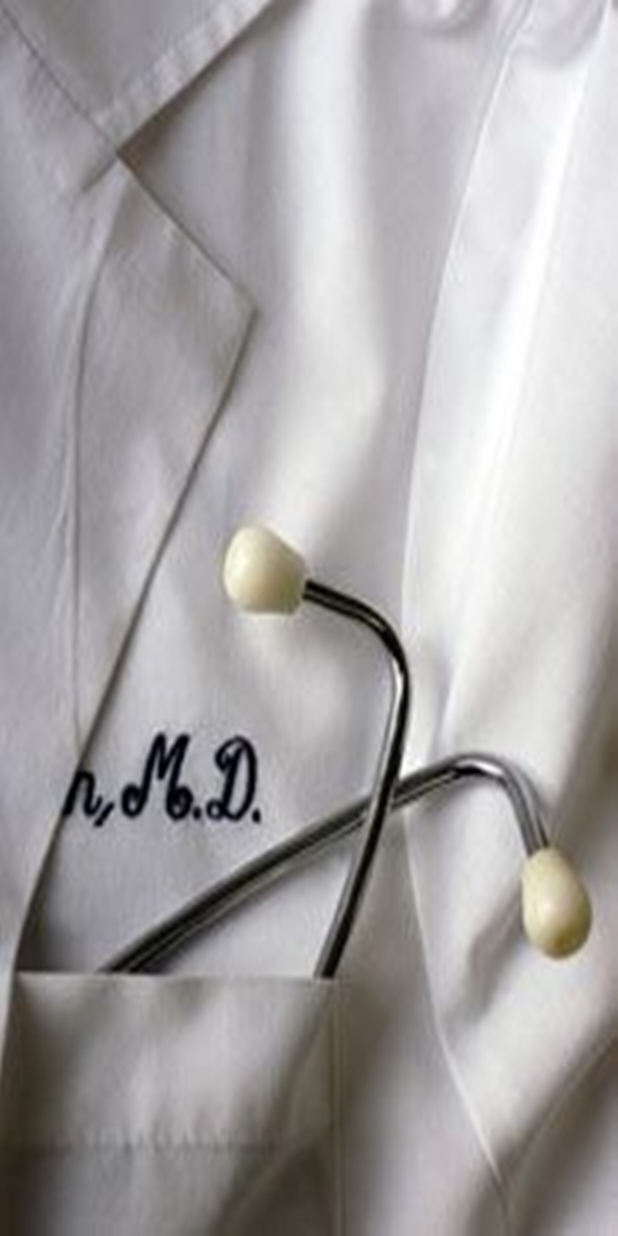
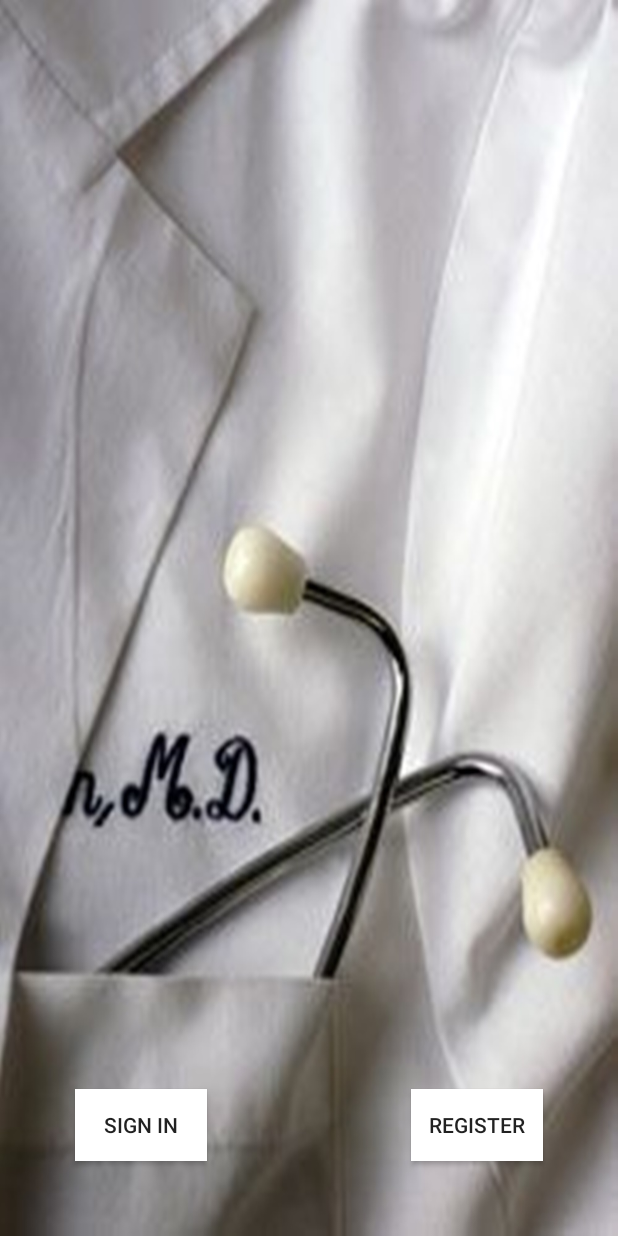
Before and after one commit to mohamed-shaar/PatientHistory, an Android app: the screen it shows after launch (MainActivity), on a phone screen of 412 x 824 dp. Run offline under Robolectric (Android 15) with nearby library versions, the phone set to English and light mode, and no system bars.

Commit message:
added sign up and register buttons to activity main xml

```diff
--- a/app/src/main/res/layout/activity_main.xml
+++ b/app/src/main/res/layout/activity_main.xml
@@ -2,12 +2,32 @@
 <RelativeLayout xmlns:android="http://schemas.android.com/apk/res/android"
     xmlns:app="http://schemas.android.com/apk/res-auto"
     xmlns:tools="http://schemas.android.com/tools"
+    android:id="@+id/parent"
     android:layout_width="match_parent"
     android:layout_height="match_parent"
-    android:id="@+id/parent"
     android:background="@drawable/drimage"
     tools:context=".MainActivity">
 
+    <Button
+        android:id="@+id/btn_sign_up"
+        android:layout_width="wrap_content"
+        android:layout_height="wrap_content"
+        android:layout_alignParentStart="true"
+        android:layout_alignParentBottom="true"
+        android:layout_marginStart="50dp"
+        android:layout_marginBottom="50dp"
+        android:background="#FFFFFF"
+        android:text="@string/sign_in" />
 
+    <Button
+        android:id="@+id/btn_log_in"
+        android:layout_width="wrap_content"
+        android:layout_height="wrap_content"
+        android:layout_alignParentEnd="true"
+        android:layout_alignParentBottom="true"
+        android:layout_marginEnd="50dp"
+        android:layout_marginBottom="50dp"
+        android:background="#FFFFFF"
+        android:text="@string/register" />
 
 </RelativeLayout>
--- a/app/src/main/res/values/strings.xml
+++ b/app/src/main/res/values/strings.xml
@@ -1,3 +1,5 @@
 <resources>
     <string name="app_name">PatientHistory</string>
+    <string name="sign_in">Sign In</string>
+    <string name="register">Register</string>
 </resources>
```
